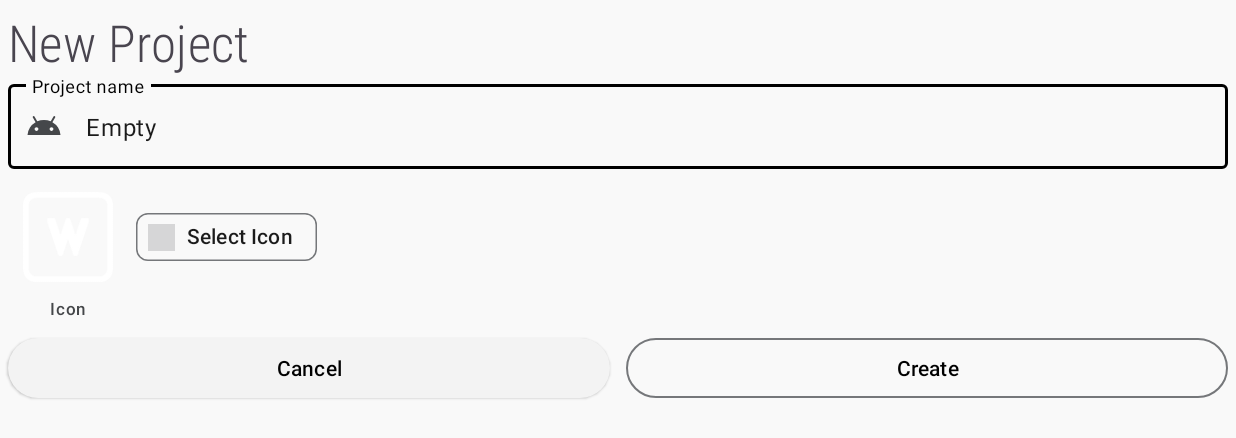
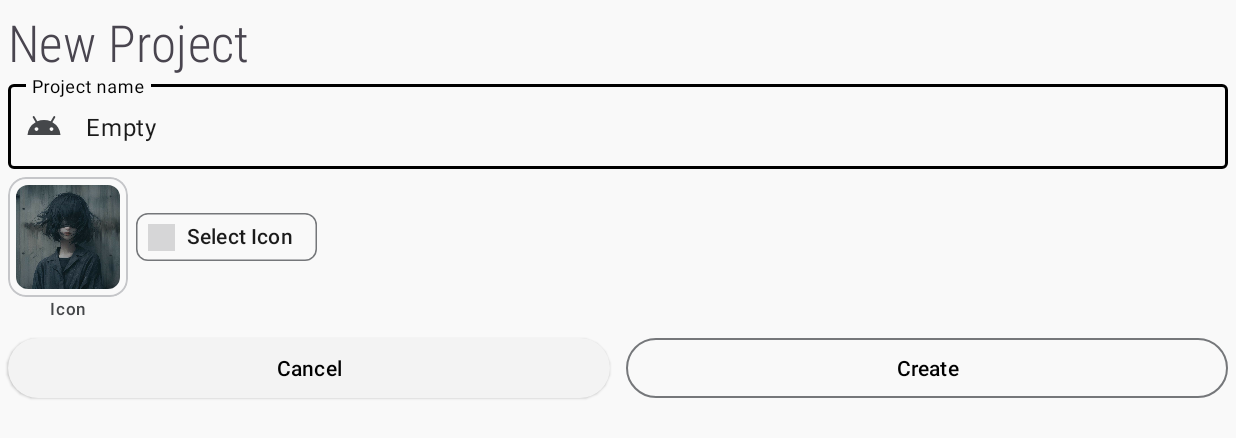
Before and after one commit to itsvks19/WyrmEngine, an Android app: the NewProjectActivity screen opened directly, with no data from a screen before it, on a phone screen of 824 x 412 dp (held sideways). Shown: the top 438 px of the screen. Run offline under Robolectric (Android 15) with nearby library versions, the phone set to English and light mode, and no system bars; our stand-ins replace EventBus; libraries missing offline, so code that uses them is left out: com.blankj.utilcode.

Commit message:
feat: add project creation
Adds the ability to create new projects. This includes:

- Creating a new project directory with the necessary subfolders.
-
 Copying a default icon or a user-selected image as the project icon.
- Adding the new project to the project list and opening it in the editor.
- Displaying the project icon in the project list item.
- Showing the project version in the project list item.
- Adding a card view around
 the project icon in the new project activity.
- Fixing a bug where the project icon was not tinted correctly.

```diff
--- /dev/null
+++ b/app/src/main/java/com/wyrm/engine/ext/bitmap.kt
@@ -0,0 +1,17 @@
+package com.wyrm.engine.ext
+
+import android.content.Context
+import android.graphics.Bitmap
+import android.graphics.BitmapFactory
+
+fun Context.getBitmapFromAssets(assetName: String): Bitmap? {
+  return try {
+    assets.open(assetName).use { inputStream ->
+      BitmapFactory.decodeStream(inputStream)
+    }
+  } catch (e: Exception) {
+    e.printStackTrace()
+    toast(e.message)
+    null
+  }
+}
--- a/app/src/main/java/com/wyrm/engine/ext/toast.kt
+++ b/app/src/main/java/com/wyrm/engine/ext/toast.kt
@@ -3,7 +3,7 @@ package com.wyrm.engine.ext
 import android.content.Context
 import android.widget.Toast
 
-fun Context.toast(message: String) {
+fun Context.toast(message: String?) {
   toast(message, Toast.LENGTH_SHORT)
 }
 
@@ -11,11 +11,11 @@ fun Context.toast(message: Int) {
   toast(getString(message))
 }
 
-private fun Context.toast(message: String, duration: Int) {
+private fun Context.toast(message: String?, duration: Int) {
   Toast.makeText(this, message, duration).show()
 }
 
-fun Context.toastLong(message: String) {
+fun Context.toastLong(message: String?) {
   toast(message, Toast.LENGTH_LONG)
 }
 
--- a/app/src/main/java/com/wyrm/engine/ext/views.kt
+++ b/app/src/main/java/com/wyrm/engine/ext/views.kt
@@ -1,8 +1,9 @@
 package com.wyrm.engine.ext
 
+import android.graphics.BitmapFactory
 import android.widget.ImageView
 import com.wyrm.engine.model.project.Icon
 
 fun ImageView.setIcon(icon: Icon) {
-  setImageIcon(android.graphics.drawable.Icon.createWithFilePath(icon.path))
+  setImageBitmap(BitmapFactory.decodeFile(icon.path))
 }
--- a/app/src/main/java/com/wyrm/engine/model/project/Project.kt
+++ b/app/src/main/java/com/wyrm/engine/model/project/Project.kt
@@ -10,5 +10,5 @@ data class Project(
   val name by lazy { file.name }
   val path by lazy { file.absolutePath }
   val engineVersion by lazy { Constants.APP_VERSION }
-  val icon by lazy { Icon(File("$path/icon.image")) }
+  val icon by lazy { Icon(File("$path/.settings/icon.image")) }
 }
--- a/app/src/main/res/layout/activity_new_project.xml
+++ b/app/src/main/res/layout/activity_new_project.xml
@@ -50,21 +50,28 @@
     android:text="@string/select_icon"
     app:chipIcon="@drawable/add_photo_alternate"
     app:ensureMinTouchTargetSize="true"
-    app:layout_constraintBottom_toBottomOf="@id/icon"
-    app:layout_constraintStart_toEndOf="@id/icon"
-    app:layout_constraintTop_toTopOf="@id/icon" />
+    app:layout_constraintBottom_toBottomOf="@id/icon_container"
+    app:layout_constraintStart_toEndOf="@id/icon_container"
+    app:layout_constraintTop_toTopOf="@id/icon_container" />
 
-  <com.google.android.material.imageview.ShapeableImageView
-    android:id="@+id/icon"
+  <com.google.android.material.card.MaterialCardView
+    android:id="@+id/icon_container"
     android:layout_width="80dp"
     android:layout_height="80dp"
     android:layout_marginStart="5dp"
     android:layout_marginTop="5dp"
-    android:scaleType="centerCrop"
     app:layout_constraintStart_toStartOf="parent"
-    app:layout_constraintTop_toBottomOf="@id/name_layout"
-    app:shapeAppearance="?shapeAppearanceCornerSmall"
-    app:srcCompat="@drawable/keyboard_w_outline" />
+    app:layout_constraintTop_toBottomOf="@id/name_layout">
+
+    <com.google.android.material.imageview.ShapeableImageView
+      android:id="@+id/icon"
+      android:layout_width="match_parent"
+      android:layout_height="match_parent"
+      android:padding="5dp"
+      android:scaleType="centerCrop"
+      app:shapeAppearance="?shapeAppearanceCornerSmall"
+      app:srcCompat="@drawable/ic_launcher_background" />
+  </com.google.android.material.card.MaterialCardView>
 
   <TextView
     android:id="@+id/icon_name"
@@ -73,9 +80,9 @@
     android:text="@string/icon"
     android:textAppearance="?textAppearanceLabelSmall"
     android:textColor="?colorOnSurfaceVariant"
-    app:layout_constraintEnd_toEndOf="@id/icon"
-    app:layout_constraintStart_toStartOf="@id/icon"
-    app:layout_constraintTop_toBottomOf="@id/icon" />
+    app:layout_constraintEnd_toEndOf="@id/icon_container"
+    app:layout_constraintStart_toStartOf="@id/icon_container"
+    app:layout_constraintTop_toBottomOf="@id/icon_container" />
 
   <Button
     android:id="@+id/cancel"
```
Also changed, not shown: app/src/main/java/com/wyrm/engine/activities/EditorActivity.kt (+8 -0 lines), app/src/main/java/com/wyrm/engine/activities/project/NewProjectActivity.kt (+66 -2 lines), app/src/main/java/com/wyrm/engine/activities/project/ProjectsActivity.kt (+2 -10 lines), app/src/main/java/com/wyrm/engine/adapters/project/ProjectsAdapter.kt (+15 -1 lines), app/src/main/java/com/wyrm/engine/managers/ProjectManager.kt (+10 -17 lines), app/src/main/res/layout/layout_project_item.xml (+6 -3 lines), app/src/main/assets/project/default_icon.jpg (added).
